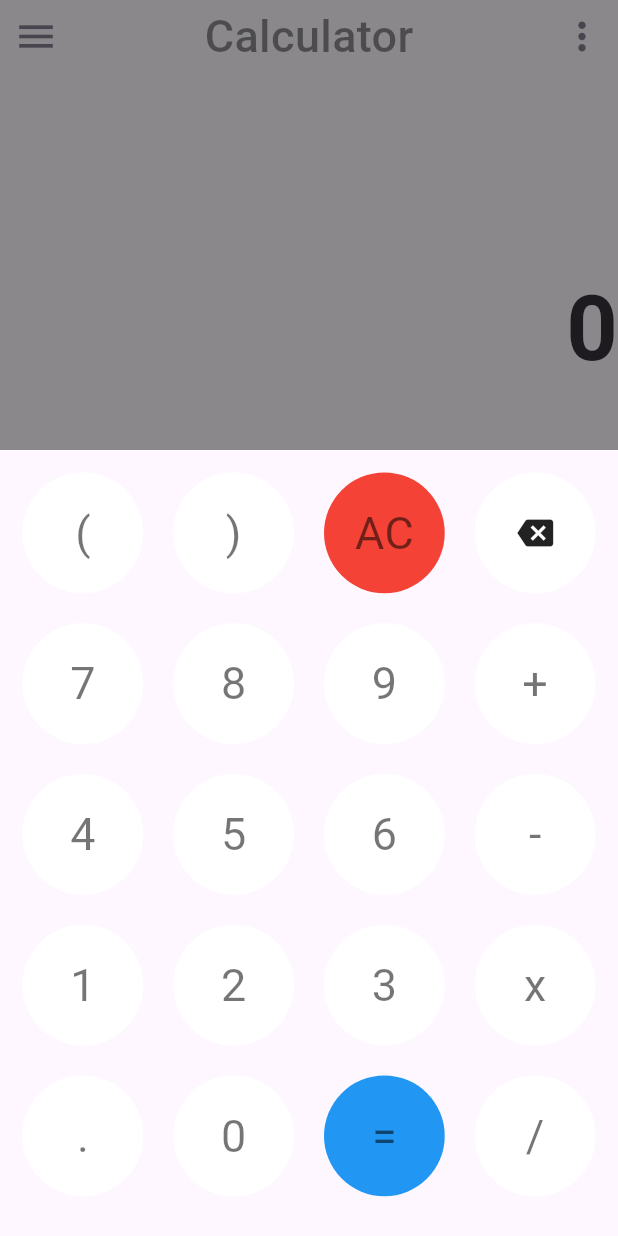
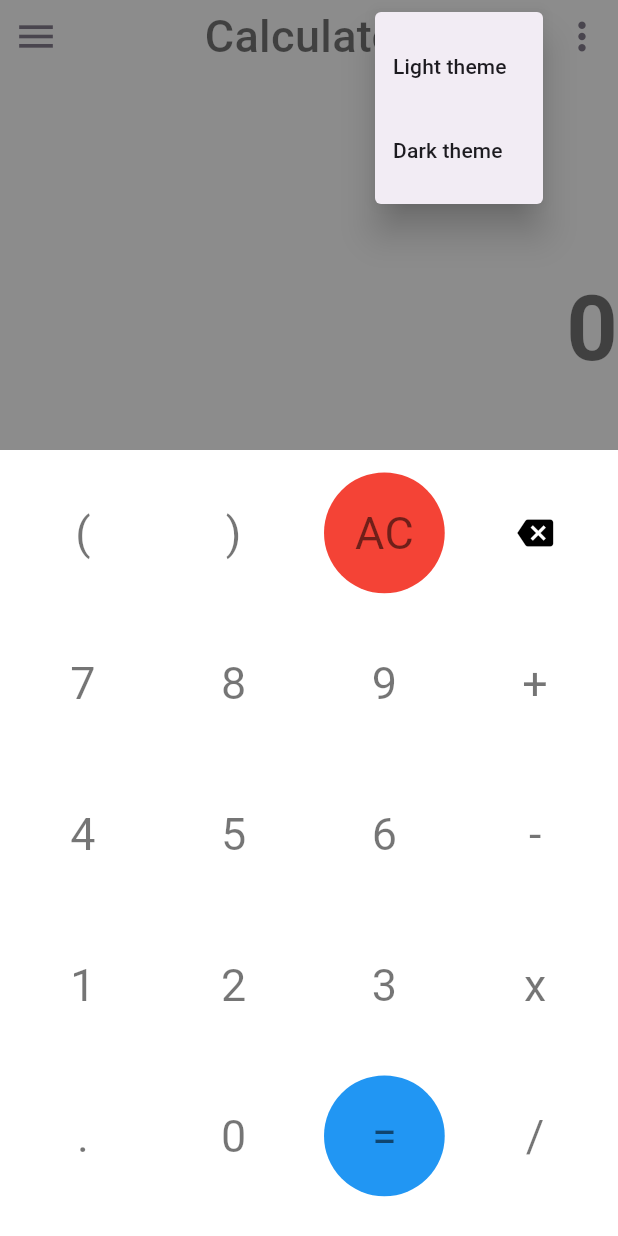
Before and after one commit to 0x000UK/Calculator_flutter, a Flutter app: the screen it shows after launch, after a tap on the "more vert" icon, on a phone screen of 412 x 824 dp. Run offline on Flutter 3.47's test engine with Material 2 defaults, Android fonts, the phone set to English and light mode, and no system bars; our stand-ins replace math_expressions.

Commit message:
added theme

```diff
--- a/lib/display.dart
+++ b/lib/display.dart
@@ -7,6 +7,7 @@ class MyDisplay extends StatelessWidget {
   final String input;
   final String output;
   final Function moreButtonFunc;
+  final bool isDarkThemeEnabled;
 
   const MyDisplay(
     {Key? key,
@@ -14,7 +15,8 @@ class MyDisplay extends StatelessWidget {
       required this.input,
       required this.output,
       required this.moreButtonFunc,
-      this.isEqualsButtonPressed = false
+      this.isEqualsButtonPressed = false,
+      this.isDarkThemeEnabled = false
     }
   ): super(key:key);
 
@@ -23,7 +25,7 @@ class MyDisplay extends StatelessWidget {
     //To check width of text span so that it does not over flow
     final textSpan = TextSpan(
       text: input,
-      style: const TextStyle(fontSize: 70, color: Colors.white)
+      style: const TextStyle(fontSize: 70)
     );
 
     final tp = TextPainter(text: textSpan, textDirection: TextDirection.ltr);
@@ -42,9 +44,9 @@ class MyDisplay extends StatelessWidget {
                 onPressed: (){},
                 tooltip: "Menu",
               ),
-              const Text("Calculator",
+              Text("Calculator",
                 style: TextStyle(
-                  color: Colors.black45,
+                  color: isDarkThemeEnabled?Colors.white30 : Colors.black54,
                   fontSize: 30.0,
                   fontWeight: FontWeight.w500
                 )
@@ -76,7 +78,8 @@ class MyDisplay extends StatelessWidget {
                     reverse: true,
                     child : Text(
                       input,
-                      style: const TextStyle(
+                      style: TextStyle(
+                        color: isDarkThemeEnabled?Colors.white54 : Colors.black54,
                         fontSize: 30.0,
                         fontWeight: FontWeight.bold
                       ),
@@ -94,7 +97,8 @@ class MyDisplay extends StatelessWidget {
                     reverse: true,
                     child: Text(
                       output,
-                      style:const  TextStyle(
+                      style: TextStyle(
+                        color: isDarkThemeEnabled?Colors.white54 : Colors.black54,
                         fontSize: 60.0,
                         fontWeight: FontWeight.bold
                       ),
@@ -112,6 +116,7 @@ class MyDisplay extends StatelessWidget {
                   Text(
                     '',
                     style: TextStyle(
+                      color:isDarkThemeEnabled?Colors.white54 : Colors.black54,
                       fontSize: tp.width>screenSize.width?100.0: 90.0,
                       fontWeight: FontWeight.bold
                     ),
@@ -122,6 +127,7 @@ class MyDisplay extends StatelessWidget {
                     child :Text(
                       input,
                       style: TextStyle(
+                        color: isDarkThemeEnabled?Colors.white54 : Colors.black54,
                         fontSize: tp.width>screenSize.width? 35.0 : 60.0,
                         fontWeight: FontWeight.bold,
                       ),
--- a/lib/keypad.dart
+++ b/lib/keypad.dart
@@ -92,7 +92,11 @@ class CalculatorButton extends StatelessWidget {
         ),
         onTap:() {function(text);},
         child: Center(
-          child: isBackButton?const Icon(Icons.backspace):Text(
+          child: isBackButton?
+          Icon(Icons.backspace,
+            color: isDarkThemeEnabled?Colors.white : Colors.black
+          )
+          :Text(
             text,
             style: TextStyle(fontSize: 30,
               color: isDarkThemeEnabled?Colors.white : Colors.black54),
--- a/lib/main.dart
+++ b/lib/main.dart
@@ -39,6 +39,7 @@ class _MyHomePageState extends State<MyHomePage> {
   String input = '0';
   String output = '0';
   bool isEqualsButton = false;
+  bool isDarkThemeenabled = false;
 
   void _onButtonPressed(String buttonText){
       setState(() {
@@ -103,12 +104,52 @@ class _MyHomePageState extends State<MyHomePage> {
     }
   }
 
-  void _onMoreButtonPressed(BuildContext context){}
+  void _onMoreButtonPressed(BuildContext context){
+    showMenu(
+      context: context,
+      position:const RelativeRect.fromLTRB(800, 0, 50, 0),
+      elevation: 10,
+      //shadowColor: Colors.black,
+      items: [
+        PopupMenuItem(
+          child: ListTile(
+            //leading:const Icon(Icons.person),
+            title:const Text('Light theme'),
+            onTap: () {
+              setState(() {
+                CalculatorButton.isDarkThemeEnabled = false;
+                isDarkThemeenabled = false;
+              });
+              // Handle profile tap
+              Navigator.pop(context); // Close the menu
+            },
+          ),
+        ),
+        PopupMenuItem(
+          child: ListTile(
+            //leading: const Icon(Icons.image),
+            title:const Text('Dark theme'),
+            onTap: () {
+              setState(() {
+                CalculatorButton.isDarkThemeEnabled = true;
+                isDarkThemeenabled = true;
+              });
+              // Handle settings tap
+              //isDarkThemeenabled = true; // Close the menu
+              Navigator.pop(context);
+            },
+          ),
+        ),
+      ],
+    );
+  }
 
   @override
   Widget build(BuildContext context) {
     Size  size = MediaQuery.of(context).size;
-    return Scaffold(
+    return SafeArea(
+      child :Scaffold(
+        backgroundColor: isDarkThemeenabled?Colors.black: Colors.white,
         body: Column(
           children: [
             MyDisplay(
@@ -116,11 +157,13 @@ class _MyHomePageState extends State<MyHomePage> {
               input: input,
               output: output,
               moreButtonFunc: _onMoreButtonPressed,
-            isEqualsButtonPressed: isEqualsButton
+              isEqualsButtonPressed: isEqualsButton,
+              isDarkThemeEnabled: isDarkThemeenabled,
             ),
             MyKeys(fun: _onButtonPressed, scrSize: size,)
           ],
         )
+      )
     );
   }
 }
```
Lines whose indentation alone changed are shown as unchanged.
